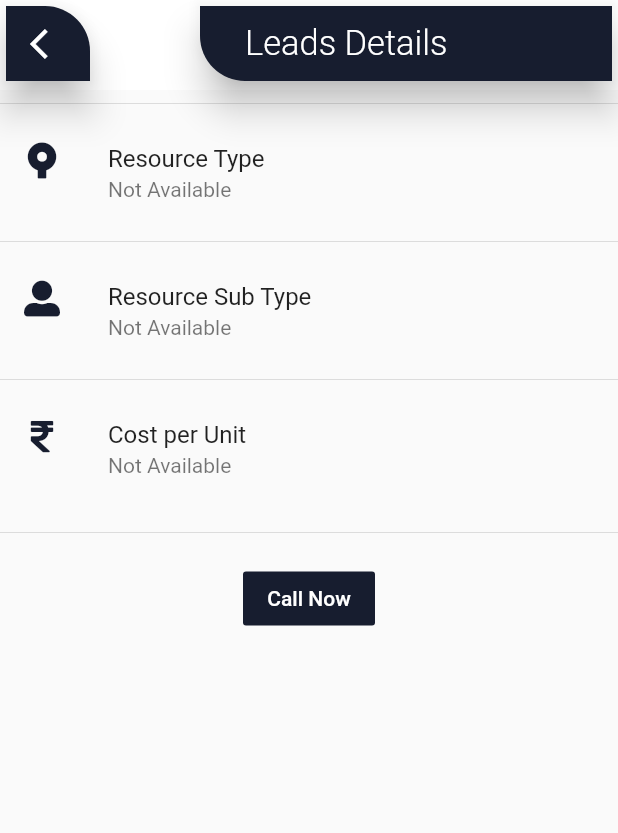
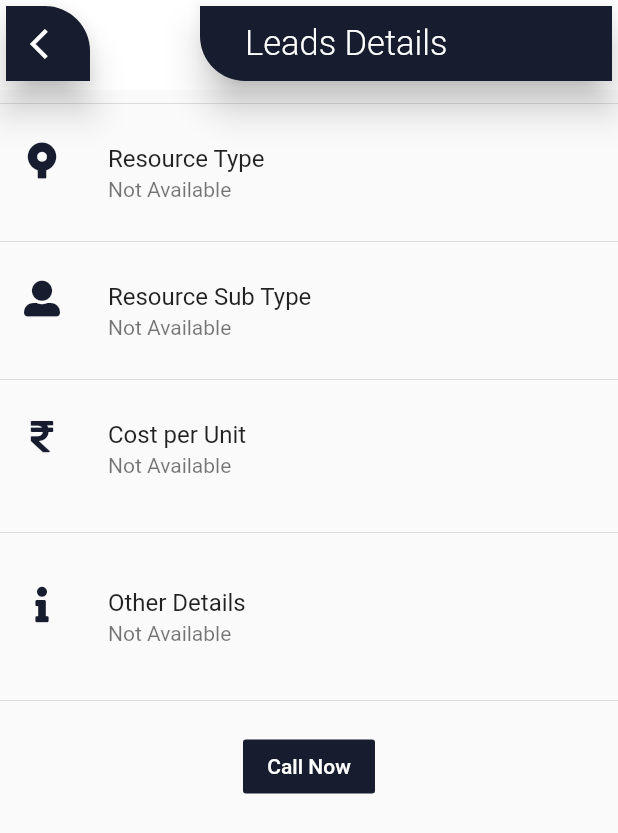
Before and after one commit to ajeetkumarsah/Trapo-Care, a Flutter app: the UpdatedPostViewDetails screen opened directly, scrolled down 224 dp, on a phone screen of 412 x 824 dp. Shown: the top 833 px of the screen. Run offline on Flutter 3.47's test engine with Material 2 defaults, Android fonts, the phone set to English and light mode, and no system bars; our stand-ins replace cached_network_image, carousel_slider, cloud_firestore, csc_picker, firebase_storage, font_awesome_flutter and 7 more; missing offline and left inert: flutter_inappwebview; accounts and stored records are empty.

Commit message:
soe changes

```diff
--- a/lib/screens/tabs/edit/haveAnyLeads/haveAnyLeads.dart
+++ b/lib/screens/tabs/edit/haveAnyLeads/haveAnyLeads.dart
@@ -104,6 +104,7 @@ class _HaveAnyLeadsState extends State<HaveAnyLeads> {
       'Last Updated': FieldValue.serverTimestamp(),
       'Status': 'Unverified',
       'Other Details': otherDetails,
+      'Verified By':'',
     };
 
     ds.setData(post).whenComplete(() {
--- a/lib/screens/tabs/updatedPosts/widget/postDetailsPage.dart
+++ b/lib/screens/tabs/updatedPosts/widget/postDetailsPage.dart
@@ -142,6 +142,17 @@ class UpdatedPostViewDetails extends StatelessWidget {
                 Divider(
                   height: 40.0,
                 ),
+                ListTile(
+                  leading: Icon(
+                    FontAwesomeIcons.info,
+                    color: blueColor,
+                  ),
+                  title: Text('Other Details'),
+                  subtitle: Text(otherDetails ?? 'Not Available'),
+                ),
+                Divider(
+                  height: 40.0,
+                ),
                 new Center(
                   // ignore: deprecated_member_use
                   child: new FlatButton(
--- a/pubspec.yaml
+++ b/pubspec.yaml
@@ -21,6 +21,7 @@ dependencies:
   firebase_database: null
   firebase_storage: ^3.0.8
   flutter_inappwebview: ^5.3.2
+  flutter_lock_screen: ^2.0.1
   flutter_svg_provider: ^0.1.9
   font_awesome_flutter: ^9.0.0
   google_fonts: ^2.0.0
```
Also changed, not shown: lib/screens/posts/helper/create_post.dart (+7 -4 lines), lib/screens/posts/your_guide.dart (+6 -3 lines), pubspec.lock, 1 other file.
